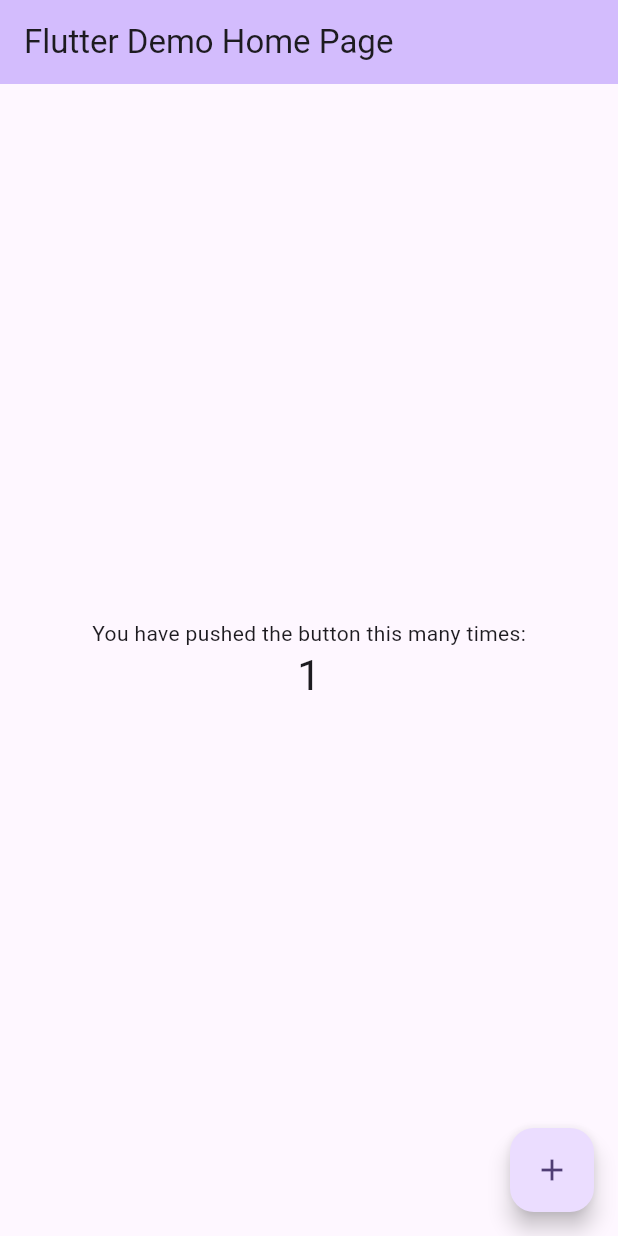
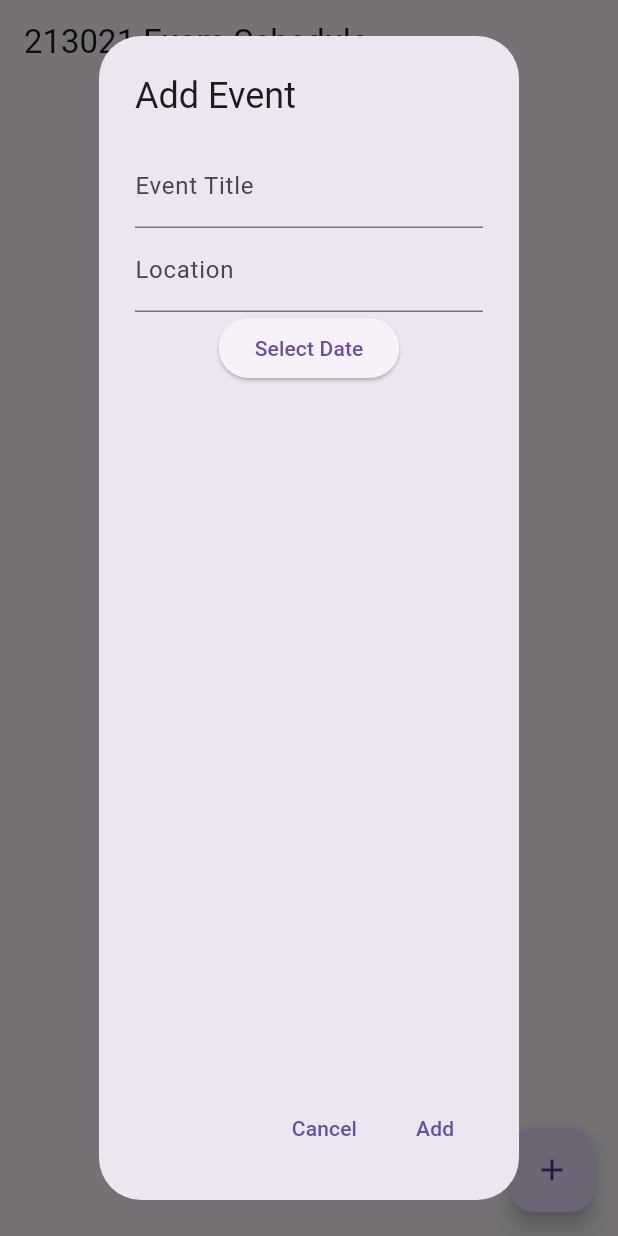
Before and after one commit to milaml/MIS-lab4, a Flutter app: the screen it shows after launch, after a tap on the "add" icon, on a phone screen of 412 x 824 dp. Run offline on Flutter 3.47's test engine with Material 3 defaults, Android fonts, the phone set to English and light mode, and no system bars; our stand-ins replace google_maps_flutter, location, shared_preferences.

Commit message:
New commit

```diff
--- a/lib/main.dart
+++ b/lib/main.dart
@@ -1,125 +1,19 @@
 import 'package:flutter/material.dart';
+import 'screens/calendar_screen.dart';
+import 'screens/map_screen.dart';
+
 
 void main() {
-  runApp(const MyApp());
+  runApp(MyApp());
 }
 
 class MyApp extends StatelessWidget {
-  const MyApp({super.key});
-
-  // This widget is the root of your application.
   @override
   Widget build(BuildContext context) {
     return MaterialApp(
-      title: 'Flutter Demo',
-      theme: ThemeData(
-        // This is the theme of your application.
-        //
-        // TRY THIS: Try running your application with "flutter run". You'll see
-        // the application has a purple toolbar. Then, without quitting the app,
-        // try changing the seedColor in the colorScheme below to Colors.green
-        // and then invoke "hot reload" (save your changes or press the "hot
-        // reload" button in a Flutter-supported IDE, or press "r" if you used
-        // the command line to start the app).
-        //
-        // Notice that the counter didn't reset back to zero; the application
-        // state is not lost during the reload. To reset the state, use hot
-        // restart instead.
-        //
-        // This works for code too, not just values: Most code changes can be
-        // tested with just a hot reload.
-        colorScheme: ColorScheme.fromSeed(seedColor: Colors.deepPurple),
-        useMaterial3: true,
-      ),
-      home: const MyHomePage(title: 'Flutter Demo Home Page'),
+      title: 'Exam Schedule App',
+      theme: ThemeData(primarySwatch: Colors.blue),
+      home: CalendarScreen(),
     );
   }
 }
-
-class MyHomePage extends StatefulWidget {
-  const MyHomePage({super.key, required this.title});
-
-  // This widget is the home page of your application. It is stateful, meaning
-  // that it has a State object (defined below) that contains fields that affect
-  // how it looks.
-
-  // This class is the configuration for the state. It holds the values (in this
-  // case the title) provided by the parent (in this case the App widget) and
-  // used by the build method of the State. Fields in a Widget subclass are
-  // always marked "final".
-
-  final String title;
-
-  @override
-  State<MyHomePage> createState() => _MyHomePageState();
-}
-
-class _MyHomePageState extends State<MyHomePage> {
-  int _counter = 0;
-
-  void _incrementCounter() {
-    setState(() {
-      // This call to setState tells the Flutter framework that something has
-      // changed in this State, which causes it to rerun the build method below
-      // so that the display can reflect the updated values. If we changed
-      // _counter without calling setState(), then the build method would not be
-      // called again, and so nothing would appear to happen.
-      _counter++;
-    });
-  }
-
-  @override
-  Widget build(BuildContext context) {
-    // This method is rerun every time setState is called, for instance as done
-    // by the _incrementCounter method above.
-    //
-    // The Flutter framework has been optimized to make rerunning build methods
-    // fast, so that you can just rebuild anything that needs updating rather
-    // than having to individually change instances of widgets.
-    return Scaffold(
-      appBar: AppBar(
-        // TRY THIS: Try changing the color here to a specific color (to
-        // Colors.amber, perhaps?) and trigger a hot reload to see the AppBar
-        // change color while the other colors stay the same.
-        backgroundColor: Theme.of(context).colorScheme.inversePrimary,
-        // Here we take the value from the MyHomePage object that was created by
-        // the App.build method, and use it to set our appbar title.
-        title: Text(widget.title),
-      ),
-      body: Center(
-        // Center is a layout widget. It takes a single child and positions it
-        // in the middle of the parent.
-        child: Column(
-          // Column is also a layout widget. It takes a list of children and
-          // arranges them vertically. By default, it sizes itself to fit its
-          // children horizontally, and tries to be as tall as its parent.
-          //
-          // Column has various properties to control how it sizes itself and
-          // how it positions its children. Here we use mainAxisAlignment to
-          // center the children vertically; the main axis here is the vertical
-          // axis because Columns are vertical (the cross axis would be
-          // horizontal).
-          //
-          // TRY THIS: Invoke "debug painting" (choose the "Toggle Debug Paint"
-          // action in the IDE, or press "p" in the console), to see the
-          // wireframe for each widget.
-          mainAxisAlignment: MainAxisAlignment.center,
-          children: <Widget>[
-            const Text(
-              'You have pushed the button this many times:',
-            ),
-            Text(
-              '$_counter',
-              style: Theme.of(context).textTheme.headlineMedium,
-            ),
-          ],
-        ),
-      ),
-      floatingActionButton: FloatingActionButton(
-        onPressed: _incrementCounter,
-        tooltip: 'Increment',
-        child: const Icon(Icons.add),
-      ), // This trailing comma makes auto-formatting nicer for build methods.
-    );
-  }
-}
--- a/lib/models/event.dart
+++ b/lib/models/event.dart
@@ -0,0 +1,35 @@
+class Event {
+  final String title;
+  final DateTime dateTime;
+  final String location;
+  final double latitude;
+  final double longitude;
+
+  Event({
+    required this.title,
+    required this.dateTime,
+    required this.location,
+    required this.latitude,
+    required this.longitude,
+  });
+
+  Map<String, dynamic> toJson() {
+    return {
+      'title': title,
+      'dateTime': dateTime.toIso8601String(),
+      'location': location,
+      'latitude': latitude,
+      'longitude': longitude,
+    };
+  }
+
+  factory Event.fromJson(Map<String, dynamic> json) {
+    return Event(
+      title: json['title'],
+      dateTime: DateTime.parse(json['dateTime']),
+      location: json['location'],
+      latitude: json['latitude'],
+      longitude: json['longitude'],
+    );
+  }
+}
--- a/lib/screens/calendar_screen.dart
+++ b/lib/screens/calendar_screen.dart
@@ -0,0 +1,121 @@
+import 'package:flutter/material.dart';
+import 'package:intl/intl.dart';
+import 'package:shared_preferences/shared_preferences.dart';
+import 'dart:convert';
+import '../models/event.dart';
+
+class CalendarScreen extends StatefulWidget {
+  @override
+  _CalendarScreenState createState() => _CalendarScreenState();
+}
+
+class _CalendarScreenState extends State<CalendarScreen> {
+  List<Event> events = [];
+
+  @override
+  void initState() {
+    super.initState();
+    _loadEvents();
+  }
+
+  Future<void> _loadEvents() async {
+    final prefs = await SharedPreferences.getInstance();
+    final eventData = prefs.getStringList('events') ?? [];
+    setState(() {
+      events = eventData.map((e) => Event.fromJson(json.decode(e))).toList();
+    });
+  }
+
+  Future<void> _saveEvent(Event event) async {
+    final prefs = await SharedPreferences.getInstance();
+    setState(() {
+      events.add(event);
+    });
+    prefs.setStringList('events', events.map((e) => json.encode(e.toJson())).toList());
+  }
+
+  void _addEvent() async {
+    final titleController = TextEditingController();
+    final locationController = TextEditingController();
+    DateTime? selectedDate;
+
+    showDialog(
+      context: context,
+      builder: (ctx) {
+        return AlertDialog(
+          title: Text('Add Event'),
+          content: Column(
+            children: [
+              TextField(
+                controller: titleController,
+                decoration: InputDecoration(labelText: 'Event Title'),
+              ),
+              TextField(
+                controller: locationController,
+                decoration: InputDecoration(labelText: 'Location'),
+              ),
+              ElevatedButton(
+                onPressed: () async {
+                  selectedDate = await showDatePicker(
+                    context: ctx,
+                    initialDate: DateTime.now(),
+                    firstDate: DateTime(2000),
+                    lastDate: DateTime(2100),
+                  );
+                },
+                child: Text('Select Date'),
+              ),
+            ],
+          ),
+          actions: [
+            TextButton(
+              onPressed: () {
+                Navigator.of(ctx).pop();
+              },
+              child: Text('Cancel'),
+            ),
+            TextButton(
+              onPressed: () {
+                if (titleController.text.isNotEmpty &&
+                    locationController.text.isNotEmpty &&
+                    selectedDate != null) {
+                  _saveEvent(Event(
+                    title: titleController.text,
+                    dateTime: selectedDate!,
+                    location: locationController.text,
+                    latitude: 0.0,
+                    longitude: 0.0,
+                  ));
+                }
+                Navigator.of(ctx).pop();
+              },
+              child: Text('Add'),
+            ),
+          ],
+        );
+      },
+    );
+  }
+
+  @override
+  Widget build(BuildContext context) {
+    return Scaffold(
+      appBar: AppBar(title: Text('213021 Exam Schedule')),
+      body: ListView.builder(
+        itemCount: events.length,
+        itemBuilder: (ctx, index) {
+          final event = events[index];
+          return ListTile(
+            title: Text(event.title),
+            subtitle: Text(
+                '${DateFormat.yMMMd().format(event.dateTime)} at ${event.location}'),
+          );
+        },
+      ),
+      floatingActionButton: FloatingActionButton(
+        onPressed: _addEvent,
+        child: Icon(Icons.add),
+      ),
+    );
+  }
+}
--- a/lib/services/location_service.dart
+++ b/lib/services/location_service.dart
@@ -0,0 +1,28 @@
+import 'package:location/location.dart';
+
+class LocationService {
+  final Location _location = Location();
+
+  Future<LocationData?> getCurrentLocation() async {
+    bool serviceEnabled;
+    PermissionStatus permissionGranted;
+
+    serviceEnabled = await _location.serviceEnabled();
+    if (!serviceEnabled) {
+      serviceEnabled = await _location.requestService();
+      if (!serviceEnabled) {
+        return null;
+      }
+    }
+
+    permissionGranted = await _location.hasPermission();
+    if (permissionGranted == PermissionStatus.denied) {
+      permissionGranted = await _location.requestPermission();
+      if (permissionGranted != PermissionStatus.granted) {
+        return null;
+      }
+    }
+
+    return await _location.getLocation();
+  }
+}
```
Also changed, not shown: lib/screens/map_screen.dart (+133 -0 lines), lib/services/directions_service.dart (+21 -0 lines), pubspec.yaml (+9 -4 lines), pubspec.lock, 2 other files.
